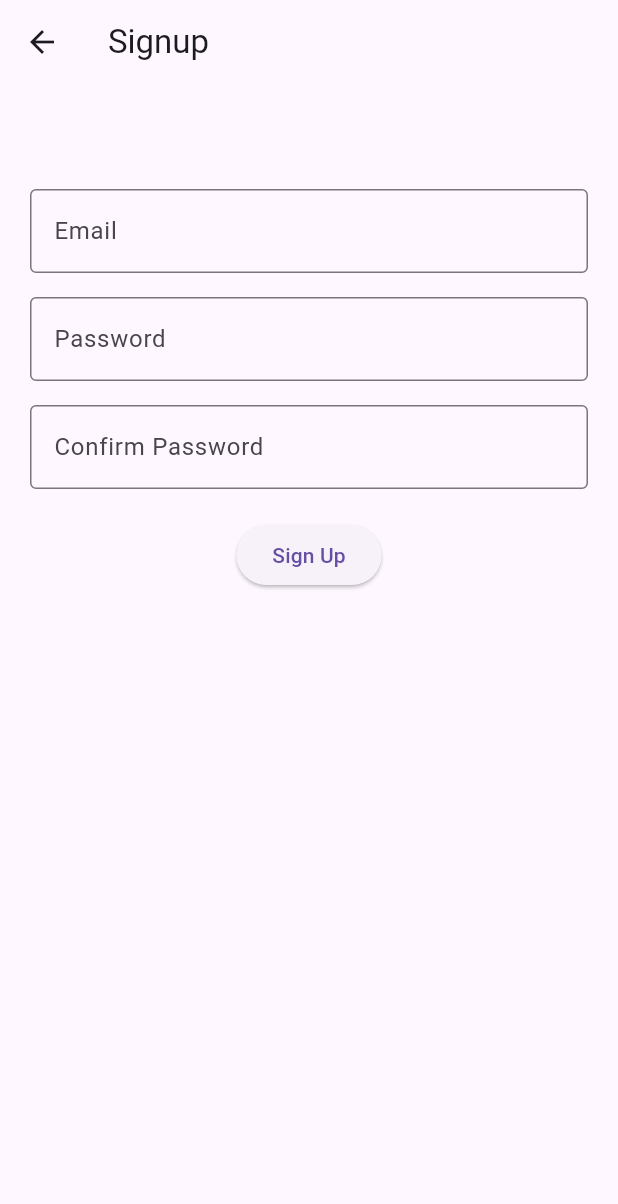
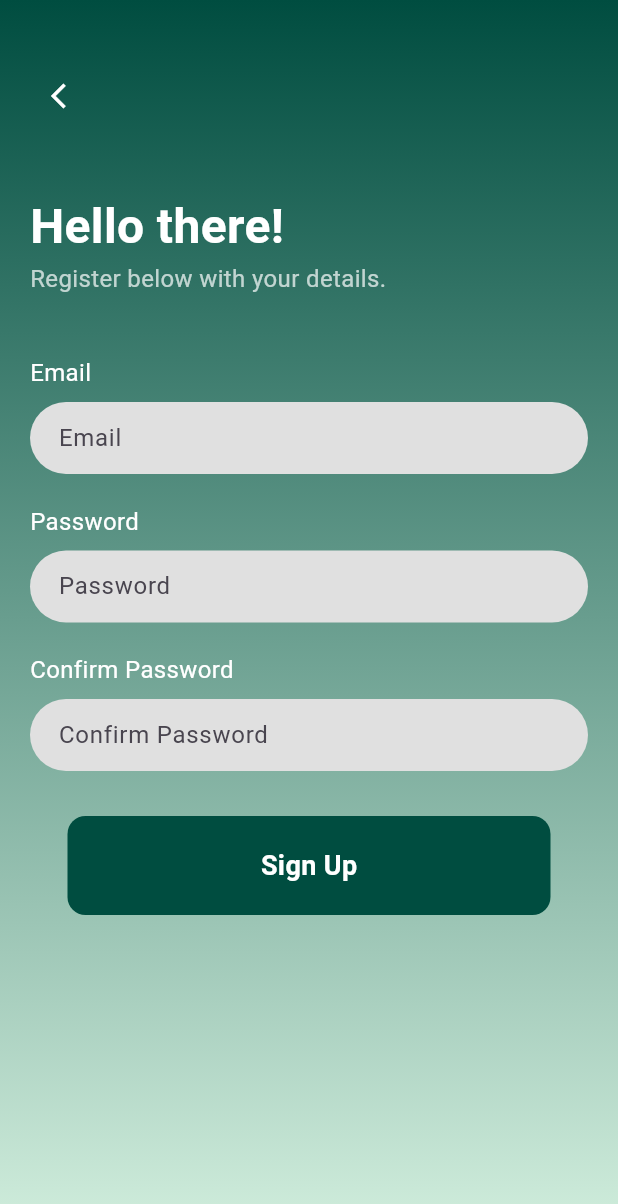
Before and after one commit to pavix0xd/EleEye, a Flutter app: the SignupScreen screen opened directly, on a phone screen of 412 x 824 dp. Shown: the top 1204 px of the screen. Run offline on Flutter 3.47's test engine with Material 3 defaults, Android fonts, the phone set to English and light mode, and no system bars; our stand-ins replace supabase_flutter; accounts and stored records are empty; network calls fail.

Commit message:
Applied UI changes and tried forget password. Not finalized

```diff
--- /dev/null
+++ b/mobile-frontend/lib/screens/forgot_pass.dart
@@ -0,0 +1,62 @@
+import 'package:flutter/material.dart';
+import 'package:supabase_flutter/supabase_flutter.dart';
+
+class ForgotPasswordScreen extends StatefulWidget {
+  const ForgotPasswordScreen({super.key});
+
+  @override
+  State<ForgotPasswordScreen> createState() => _ForgotPasswordScreenState();
+}
+
+class _ForgotPasswordScreenState extends State<ForgotPasswordScreen> {
+  final _emailController = TextEditingController();
+  final supabase = Supabase.instance.client;
+
+  void sendPasswordResetEmail() async {
+    final email = _emailController.text.trim();
+
+    if (email.isEmpty) {
+      ScaffoldMessenger.of(context).showSnackBar(
+        const SnackBar(content: Text("Please enter your email")),
+      );
+      return;
+    }
+
+    try {
+      await supabase.auth.resetPasswordForEmail(email);
+      ScaffoldMessenger.of(context).showSnackBar(
+        const SnackBar(content: Text("Check your email for reset instructions")),
+      );
+    } catch (e) {
+      ScaffoldMessenger.of(context).showSnackBar(
+        SnackBar(content: Text(e.toString())),
+      );
+    }
+  }
+
+  @override
+  Widget build(BuildContext context) {
+    return Scaffold(
+      appBar: AppBar(title: const Text("Forgot Password")),
+      body: Padding(
+        padding: const EdgeInsets.all(20),
+        child: Column(
+          mainAxisAlignment: MainAxisAlignment.center,
+          children: [
+            const Text("Enter your email to receive a password reset link"),
+            const SizedBox(height: 20),
+            TextField(
+              controller: _emailController,
+              decoration: const InputDecoration(labelText: "Email", border: OutlineInputBorder()),
+            ),
+            const SizedBox(height: 20),
+            ElevatedButton(
+              onPressed: sendPasswordResetEmail,
+              child: const Text("Send Reset Link"),
+            ),
+          ],
+        ),
+      ),
+    );
+  }
+}
--- a/mobile-frontend/lib/screens/signup_screen.dart
+++ b/mobile-frontend/lib/screens/signup_screen.dart
@@ -1,4 +1,5 @@
 import 'package:demo/screens/auth_screen.dart';
+import 'package:demo/screens/login_screen.dart';
 import 'package:flutter/material.dart';
 
 class SignupScreen extends StatefulWidget {
@@ -9,22 +10,16 @@ class SignupScreen extends StatefulWidget {
 }
 
 class _SignupScreenState extends State<SignupScreen> {
-  // Get auth service
-  final authService = AuthScreen(); // Assuming this is the correct service
-
-  // Email and password controllers
+  final authService = AuthScreen(); // Auth service
   final _emailController = TextEditingController();
   final _passwordController = TextEditingController();
   final _confirmPasswordController = TextEditingController();
 
-  // Signup button is pressed
   void signUp() async {
-    // Prepare data
   final email = _emailController.text.trim();
   final password = _passwordController.text.trim();
   final confirmPassword = _confirmPasswordController.text.trim();
 
-    // Check if password and confirm password match
   if (password != confirmPassword) {
     ScaffoldMessenger.of(context).showSnackBar(
       const SnackBar(
@@ -35,12 +30,16 @@ class _SignupScreenState extends State<SignupScreen> {
     return;
   }
 
-    // Call signup function
   try {
+    // Perform sign up
     await authService.signUpWithEmailPassword(email, password);
-    }
-    // Catch any errors
-    catch (e) {
+
+    // Redirect to login screen after successful sign-up
+    Navigator.pushReplacement(
+      context,
+      MaterialPageRoute(builder: (context) => const LoginScreen()),
+    );
+  } catch (e) {
     if (mounted) {
       ScaffoldMessenger.of(context).showSnackBar(
         SnackBar(
@@ -52,7 +51,7 @@ class _SignupScreenState extends State<SignupScreen> {
   }
 }
 
-  // Dispose controllers to avoid memory leaks
+
   @override
   void dispose() {
     _emailController.dispose();
@@ -63,56 +62,98 @@ class _SignupScreenState extends State<SignupScreen> {
 
   @override
   Widget build(BuildContext context) {
-    return Scaffold(
-      appBar: AppBar(title: const Text("Signup")),
-      body: SingleChildScrollView( // Prevents overflow on smaller screens
+    return Container(
+      decoration: const BoxDecoration(
+        gradient: LinearGradient(
+          begin: Alignment.topCenter,
+          end: Alignment.bottomCenter,
+          colors: [Color(0xFF004D40), Color(0xFFD1EEDD)],
+        ),
+      ),
+      constraints: const BoxConstraints.expand(),
+      child: Scaffold(
+        backgroundColor: Colors.transparent,
+        body: SingleChildScrollView(
           child: Padding(
-          padding: const EdgeInsets.all(20.0),
+            padding: const EdgeInsets.symmetric(horizontal: 20.0),
             child: Column(
-            mainAxisAlignment: MainAxisAlignment.center,
+              crossAxisAlignment: CrossAxisAlignment.start,
               children: [
-              const SizedBox(height: 50), // Adds some top spacing
+                const SizedBox(height: 40),
+                IconButton(
+                  icon: const Icon(Icons.arrow_back_ios, color: Colors.white, size: 20),
+                  onPressed: () => Navigator.pop(context),
+                ),
+                const SizedBox(height: 40),
+                const Text(
+                  "Hello there!",
+                  style: TextStyle(fontSize: 32, fontWeight: FontWeight.bold, color: Colors.white),
+                ),
+                const Text(
+                  "Register below with your details.",
+                  style: TextStyle(fontSize: 16, color: Colors.white70),
+                ),
+                const SizedBox(height: 40),
+                _buildTextField("Email", _emailController),
+                const SizedBox(height: 20),
+                _buildTextField("Password", _passwordController, isPassword: true),
+                const SizedBox(height: 20),
+                _buildTextField("Confirm Password", _confirmPasswordController, isPassword: true),
+                const SizedBox(height: 30),
+                _buildSignupButton(),
+              ],
+            ),
+          ),
+        ),
+      ),
+    );
+  }
 
-              // Email field
+  Widget _buildTextField(String label, TextEditingController controller, {bool isPassword = false}) {
+    return Column(
+      crossAxisAlignment: CrossAxisAlignment.start,
+      children: [
+        Text(label, style: const TextStyle(fontSize: 16, color: Colors.white)),
+        const SizedBox(height: 8),
         TextField(
-                controller: _emailController,
-                decoration: const InputDecoration(
-                  labelText: "Email",
-                  border: OutlineInputBorder(),
+          controller: controller,
+          obscureText: isPassword,
+          decoration: InputDecoration(
+            filled: true,
+            fillColor: Colors.grey.shade300,
+            border: InputBorder.none,
+            hintText: label,
+            contentPadding: const EdgeInsets.symmetric(vertical: 10, horizontal: 15),
+            enabledBorder: OutlineInputBorder(
+              borderRadius: BorderRadius.circular(30),
+              borderSide: BorderSide.none,
             ),
-                keyboardType: TextInputType.emailAddress,
+            focusedBorder: OutlineInputBorder(
+              borderRadius: BorderRadius.circular(30),
+              borderSide: BorderSide.none,
             ),
-              const SizedBox(height: 16),
+          ),
+        ),
+      ],
+    );
+  }
 
-              // Password field
-              TextField(
-                controller: _passwordController,
-                decoration: const InputDecoration(
-                  labelText: "Password",
-                  border: OutlineInputBorder(),
+  Widget _buildSignupButton() {
+    return Padding(
+      padding: const EdgeInsets.symmetric(horizontal: 25.0),
+      child: GestureDetector(
+        onTap: signUp,
+        child: Container(
+          padding: const EdgeInsets.all(20),
+          decoration: BoxDecoration(
+            color: Colors.teal.shade900,
+            borderRadius: BorderRadius.circular(12),
           ),
-                obscureText: true, // Hide password text
+          child: const Center(
+            child: Text(
+              'Sign Up',
+              style: TextStyle(color: Colors.white, fontWeight: FontWeight.bold, fontSize: 18),
             ),
-              const SizedBox(height: 16),
-
-              // Confirm Password field (Fixed the wrong controller)
-              TextField(
-                controller: _confirmPasswordController,
-                decoration: const InputDecoration(
-                  labelText: "Confirm Password",
-                  border: OutlineInputBorder(),
-                ),
-                obscureText: true, // Hide password text
-              ),
-              const SizedBox(height: 20),
-
-              // Signup button
-              ElevatedButton(
-                onPressed: signUp,
-                child: const Text("Sign Up"),
-              ),
-              const SizedBox(height: 20),
-            ],
           ),
         ),
       ),
--- a/mobile-frontend/pubspec.yaml
+++ b/mobile-frontend/pubspec.yaml
@@ -41,6 +41,7 @@ dependencies:
   location: ^8.0.0
   http: ^1.2.2
   supabase_flutter: ^2.8.3
+  uni_links: ^0.5.1
 
 dev_dependencies:
   flutter_test:
```
Also changed, not shown: mobile-frontend/lib/screens/login_screen.dart (+107 -44 lines), mobile-frontend/lib/screens/map_screen.dart (+25 -14 lines), mobile-frontend/lib/screens/reset_pass.dart (added, +79 -0 lines), mobile-frontend/pubspec.lock, 3 other files. Lines whose indentation alone changed are shown as unchanged.
